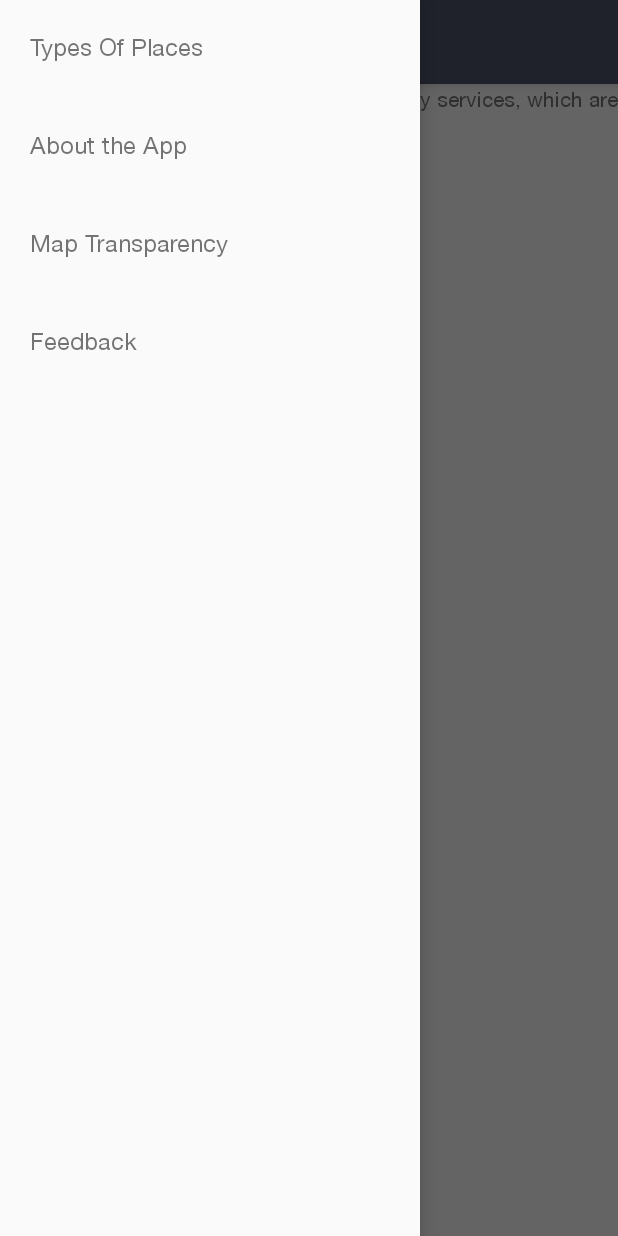
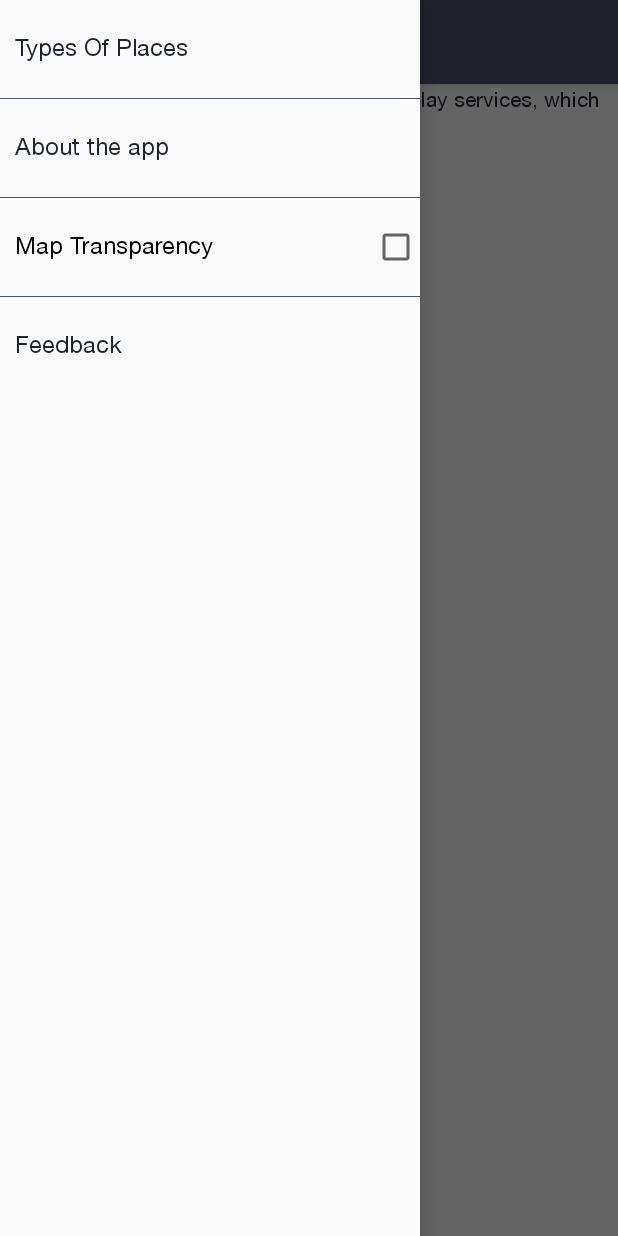
Before and after one commit to AlexMoud/android-kitchener-map, an Android app: the screen it shows after launch (MapsActivity), with the side drawer open, on a phone screen of 412 x 824 dp. Run offline under Robolectric (Android 15) with nearby library versions, the phone set to English and light mode, and no system bars; our stand-ins replace RxJava; network calls fail.

Commit message:
refactored code

```diff
--- a/app/src/main/java/gr/hua/it21533/kitchenerMap/activities/MapsActivity.kt
+++ b/app/src/main/java/gr/hua/it21533/kitchenerMap/activities/MapsActivity.kt
@@ -78,12 +78,10 @@ class MapsActivity : AppCompatActivity(),
 
 
     override fun onMyLocationButtonClick(): Boolean {
-        Toast.makeText(this, "MyLocation button clicked", Toast.LENGTH_SHORT).show()
         return false
     }
 
     override fun onMyLocationClick(location: Location) {
-        Toast.makeText(this, "Current location: $location", Toast.LENGTH_LONG).show()
     }
 
     private fun initSlider() {
--- a/app/src/main/res/layout/activity_maps.xml
+++ b/app/src/main/res/layout/activity_maps.xml
@@ -1,5 +1,4 @@
 <?xml version="1.0" encoding="utf-8"?>
-<!-- Use DrawerLayout as root container for activity -->
 <android.support.v4.widget.DrawerLayout
         xmlns:android="http://schemas.android.com/apk/res/android"
         xmlns:tools="http://schemas.android.com/tools" xmlns:app="http://schemas.android.com/apk/res-auto"
@@ -47,20 +46,6 @@
 
     </LinearLayout>
 
-    <!-- Container for contents of drawer -->
-    <android.support.design.widget.NavigationView
-        android:id="@+id/nav_view"
-        android:layout_width="wrap_content"
-        android:layout_height="match_parent"
-        android:layout_gravity="start"
-        android:fitsSystemWindows="false">
-
-        <FrameLayout
-            android:layout_width="match_parent"
-            android:layout_height="match_parent"
-            android:id="@+id/fragment_container">
-        </FrameLayout>
-
-    </android.support.design.widget.NavigationView>
+    <include layout="@layout/navigation_view" />
 
 </android.support.v4.widget.DrawerLayout>
--- /dev/null
+++ b/app/src/main/res/layout/divider.xml
@@ -0,0 +1,4 @@
+ <View xmlns:android="http://schemas.android.com/apk/res/android"
+    android:layout_width="match_parent"
+    android:layout_height="0.5dp"
+    android:background="@color/colorPrimary" />
--- a/app/src/main/res/layout/menu_fragment.xml
+++ b/app/src/main/res/layout/menu_fragment.xml
@@ -7,31 +7,51 @@
     <TextView
         android:layout_width="match_parent"
         android:layout_height="wrap_content"
-        android:text="Types Of Places"
-        android:padding="20dp"
-        android:textSize="16sp"
+        android:text="@string/menu_item_types_of_places"
+        android:paddingLeft="@dimen/menu_item_padding_horizontal"
+        android:paddingTop="@dimen/menu_item_padding_vertical"
+        android:paddingBottom="@dimen/menu_item_padding_vertical"
+        android:paddingRight="@dimen/menu_item_padding_horizontal"
+        android:textSize="@dimen/text_medium"
         android:id="@+id/nav_types_of_places"/>
+
+    <include layout="@layout/divider"/>
 
     <TextView
         android:layout_width="match_parent"
         android:layout_height="wrap_content"
-            android:text="About the App"
-            android:padding="20dp"
-            android:textSize="16sp"
+        android:text="@string/menu_item_about_the_application"
+        android:paddingLeft="@dimen/menu_item_padding_horizontal"
+        android:paddingTop="@dimen/menu_item_padding_vertical"
+        android:paddingBottom="@dimen/menu_item_padding_vertical"
+        android:paddingRight="@dimen/menu_item_padding_horizontal"
+        android:textSize="@dimen/text_medium"
         android:id="@+id/nav_about"/>
+
+    <include layout="@layout/divider"/>
+
+    <CheckBox
+        android:layout_width="match_parent"
+        android:layout_height="wrap_content"
+        android:text="@string/menu_item_opacity_slider"
+        android:paddingVertical="@dimen/menu_item_padding_vertical"
+        android:paddingHorizontal="@dimen/menu_item_padding_horizontal"
+        android:textSize="@dimen/text_medium"
+        android:gravity="left|center"
+        android:layoutDirection="rtl"
+        android:id="@+id/nav_opacity_slider"/>
+
+    <include layout="@layout/divider"/>
+
     <TextView
         android:layout_width="match_parent"
         android:layout_height="wrap_content"
-            android:text="Map Transparency"
-            android:padding="20dp"
-            android:textSize="16sp"
-            android:id="@+id/nav_opacity_slider"/>
-    <TextView
-            android:layout_width="match_parent"
-            android:layout_height="wrap_content"
-            android:text="Feedback"
-            android:padding="20dp"
-            android:textSize="16sp"
+        android:text="@string/menu_item_feedback"
+        android:paddingLeft="@dimen/menu_item_padding_horizontal"
+        android:paddingTop="@dimen/menu_item_padding_vertical"
+        android:paddingBottom="@dimen/menu_item_padding_vertical"
+        android:paddingRight="@dimen/menu_item_padding_horizontal"
+        android:textSize="@dimen/text_medium"
         android:id="@+id/nav_feedback"/>
 
 </LinearLayout>
--- /dev/null
+++ b/app/src/main/res/layout/navigation_view.xml
@@ -0,0 +1,15 @@
+<?xml version="1.0" encoding="utf-8"?>
+<android.support.design.widget.NavigationView xmlns:android="http://schemas.android.com/apk/res/android"
+    android:id="@+id/nav_view"
+    android:layout_width="wrap_content"
+    android:layout_height="match_parent"
+    android:layout_gravity="start"
+    android:fitsSystemWindows="false">
+
+    <FrameLayout
+        android:layout_width="match_parent"
+        android:layout_height="match_parent"
+        android:id="@+id/fragment_container">
+    </FrameLayout>
+
+</android.support.design.widget.NavigationView>
--- a/app/src/main/res/layout/type_checkbox_item.xml
+++ b/app/src/main/res/layout/type_checkbox_item.xml
@@ -7,6 +7,8 @@
         android:layout_width="match_parent"
         android:layout_height="wrap_content"
         android:textSize="16sp"
+        android:gravity="left|center"
+        android:layoutDirection="rtl"
         android:padding="16dp"/>
 
 </LinearLayout>
--- a/app/src/main/res/layout/types_of_places_fragment.xml
+++ b/app/src/main/res/layout/types_of_places_fragment.xml
@@ -9,7 +9,7 @@
         android:layout_height="wrap_content"
         android:padding="16dp"
         android:text="Types Of Places"
-        android:textSize="20sp"
+        android:textSize="@dimen/text_large"
         android:textAlignment="center"/>
 
     <android.support.v7.widget.RecyclerView
--- /dev/null
+++ b/app/src/main/res/values/dimens.xml
@@ -0,0 +1,8 @@
+<?xml version="1.0" encoding="utf-8"?>
+<resources>
+    <dimen name="menu_item_padding_horizontal">10dp</dimen>
+    <dimen name="menu_item_padding_vertical">20dp</dimen>
+    <dimen name="text_small">12sp</dimen>
+    <dimen name="text_medium">16sp</dimen>
+    <dimen name="text_large">20sp</dimen>
+</resources>
--- a/app/src/main/res/values/strings.xml
+++ b/app/src/main/res/values/strings.xml
@@ -1,7 +1,8 @@
 <resources>
-    <string name="app_name">Kitchener Map</string>
-    <string name="title_activity_maps">Map</string>
-
-    <!-- TODO: Remove or change this placeholder text -->
-    <string name="hello_blank_fragment">Hello blank fragment</string>
+    <string name="app_name">Kitchener\'s Map</string>
+    <string name="title_activity_maps">Kitchener\'s Map</string>
+    <string name="menu_item_types_of_places">Types Of Places</string>
+    <string name="menu_item_about_the_application">About the app</string>
+    <string name="menu_item_feedback">Feedback</string>
+    <string name="menu_item_opacity_slider">Map Transparency</string>
 </resources>
--- a/app/src/main/res/values/styles.xml
+++ b/app/src/main/res/values/styles.xml
@@ -6,6 +6,8 @@
         <item name="colorPrimary">@color/colorPrimary</item>
         <item name="colorPrimaryDark">@color/colorPrimaryDark</item>
         <item name="colorAccent">@color/colorAccent</item>
+        <item name="android:textColorPrimary">@color/colorPrimaryLight</item>
+        <item name="android:textColor">@color/colorPrimaryDark</item>
         <item name="android:fontFamily">@font/helvetica_neue</item>
     </style>
 
```
Lines whose indentation alone changed are shown as unchanged.
